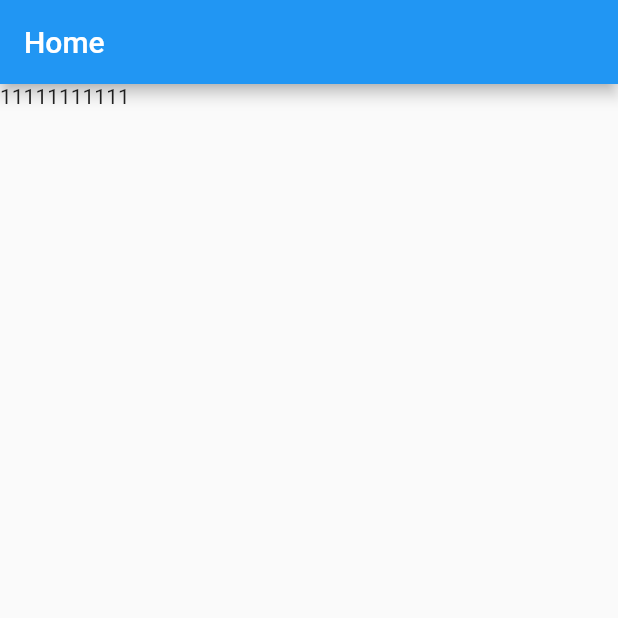
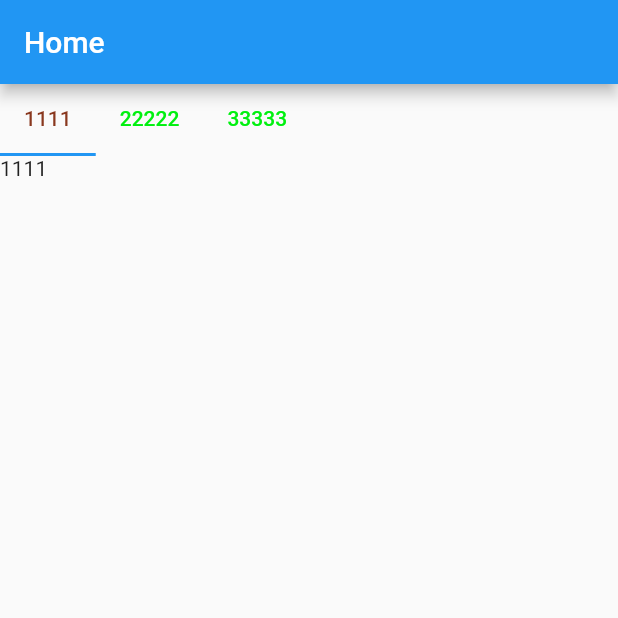
Before and after one commit to crazyworldzl/flutter_app, a Flutter app: the HomeStatefulWidget screen opened directly, on a phone screen of 412 x 824 dp, the top half of it. Run offline on Flutter 3.47's test engine with Material 2 defaults, Android fonts, the phone set to English and light mode, and no system bars.

```diff
--- a/lib/Home.dart
+++ b/lib/Home.dart
@@ -20,23 +20,46 @@ class HomeStatefulWidget extends StatefulWidget {
   }
 }
 
-class HomeState extends State<HomeStatefulWidget> {
+class HomeState extends State<HomeStatefulWidget> with SingleTickerProviderStateMixin {
+  TabController mController;
+  List<String> tabs;
+  @override
+  void initState() {
+    // TODO: implement initState
+    super.initState();
+    tabs = [
+      '1111',
+      '22222',
+      '33333'
+    ];
+    mController =
+        TabController(length: tabs.length,
+          vsync: this,
+        );
+
+  }
   @override
   Widget build(BuildContext context) {
     // TODO: implement build
+
     return Scaffold(
         appBar: AppBar(
           title: Text('Home'),
 
         ),
-        body: PageView(
-          children: <Widget>[
-            Text('11111111111'),
-            Text('222222222222'),
-            Text('333333333333333'),
-          ],
-          onPageChanged: (t) => {},
-          scrollDirection: Axis.horizontal,
-        ));
+        body:Scaffold(
+          appBar: TabBar(
+            isScrollable: true,
+            controller: mController,
+            labelStyle: TextStyle(),
+            labelColor: Color(0xff89381f),
+            unselectedLabelColor: Color(0xff00f00f),
+            tabs: tabs.map((t){return Tab(text: t);}).toList(),
+          ),
+          body: TabBarView(
+            children: tabs.map((t){return Text(t);}).toList(),
+            controller: mController,
+          ),
+        ),);
   }
 }
```
